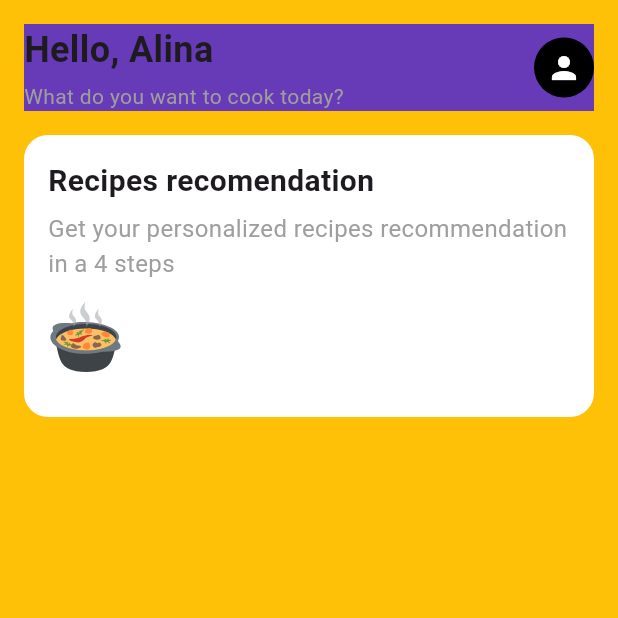
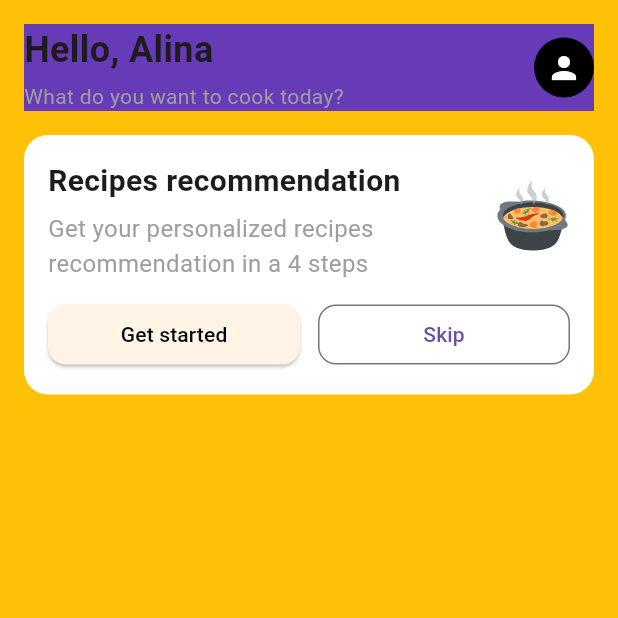
Before and after one commit to PinzaruDaniel/food_recipe, a Flutter app: the screen it shows after launch, on a phone screen of 412 x 824 dp, the top half of it. Run offline on Flutter 3.47's test engine with Material 3 defaults, Android fonts, the phone set to English and light mode, and no system bars; our stand-ins replace flutter_svg, get; Roboto replaces fonts that are missing (Aerial).

Commit message:
first commit

```diff
--- a/lib/home/widgets/recipe_recom_widget.dart
+++ b/lib/home/widgets/recipe_recom_widget.dart
@@ -1,6 +1,5 @@
+import 'package:flutter/material.dart';
 import 'package:flutter_svg/flutter_svg.dart';
-import 'package:flutter/material.dart';
-import 'package:flutter_svg/svg.dart';
 
 class RecipeRecommWidget extends StatelessWidget {
   const RecipeRecommWidget({super.key});
@@ -8,19 +7,24 @@ class RecipeRecommWidget extends StatelessWidget {
   @override
   Widget build(BuildContext context) {
     return Container(
-      padding: EdgeInsets.all(16),
+      padding: const EdgeInsets.all(16),
       decoration: BoxDecoration(
         color: Colors.white,
         borderRadius: BorderRadius.circular(16),
       ),
-      child: Row(
+      child: Column(
+        crossAxisAlignment: CrossAxisAlignment.start,
+        children: [
+          // Text + Icon row
+          Row(
             crossAxisAlignment: CrossAxisAlignment.start,
             children: [
               Expanded(
                 child: Column(
                   crossAxisAlignment: CrossAxisAlignment.start,
-                  children: [
-                    const Text('Recipes recomendation',
+                  children: const [
+                    Text(
+                      'Recipes recommendation',
                       style: TextStyle(
                         fontWeight: FontWeight.bold,
                         fontSize: 20,
@@ -34,20 +38,53 @@ class RecipeRecommWidget extends StatelessWidget {
                         fontSize: 16,
                       ),
                     ),
+                  ],
+                ),
+              ),
               const SizedBox(width: 8),
               SvgPicture.asset(
                 'assets/castroncusupa.svg',
                 semanticsLabel: 'Castron',
                 height: 75,
-                      width:50,
+                width: 50,
               ),
             ],
           ),
+
+          const SizedBox(height: 12),
+
+          // Buttons row
+          Row(
+            children: [
+              Expanded(
+                child: ElevatedButton(
+                  onPressed: () {},
+                  style: ElevatedButton.styleFrom(
+                    backgroundColor: const Color(0xFFFFF4E5),
+                    foregroundColor: Colors.black,
+                    shape: RoundedRectangleBorder(
+                      borderRadius: BorderRadius.circular(12),
                     ),
-
+                  ),
+                  child: const Text("Get started"),
+                ),
+              ),
+              const SizedBox(width: 12),
+              Expanded(
+                child: OutlinedButton(
+                  onPressed: () {},
+                  style: OutlinedButton.styleFrom(
+                    shape: RoundedRectangleBorder(
+                      borderRadius: BorderRadius.circular(12),
+                    ),
+                  ),
+                  child: const Text("Skip"),
+                ),
+              ),
             ],
           ),
-
+        ],
+      ),
     );
   }
 }
```
Lines whose indentation alone changed are shown as unchanged.
